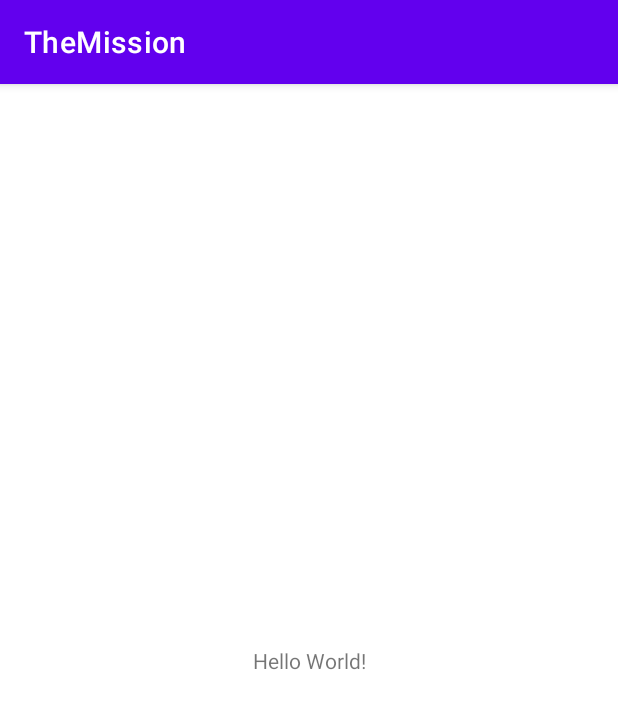
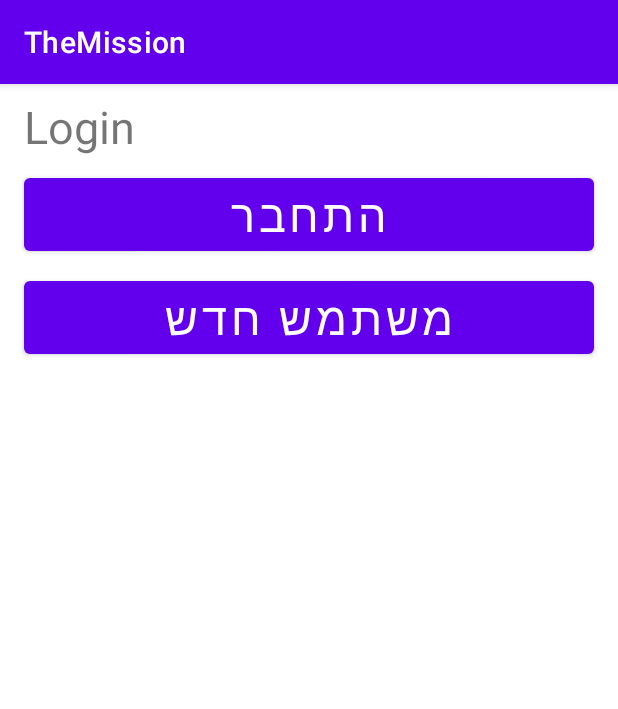
Before and after one commit to haim2604/TheMission, an Android app: the screen it shows after launch (MainActivity), on a phone screen of 412 x 824 dp. Shown: the top 709 px of the screen. Run offline under Robolectric (Android 15) with nearby library versions, the phone set to English and light mode, and no system bars.

Commit message:
add map navigation

```diff
--- a/app/build.gradle
+++ b/app/build.gradle
@@ -34,6 +34,12 @@ dependencies {
     implementation 'androidx.appcompat:appcompat:1.2.0'
     implementation 'com.google.android.material:material:1.2.1'
     implementation 'androidx.constraintlayout:constraintlayout:2.0.4'
+    implementation 'androidx.navigation:navigation-fragment:2.3.2'
+    implementation 'androidx.navigation:navigation-ui:2.3.2'
+    implementation 'androidx.annotation:annotation:1.1.0'
+    implementation 'androidx.lifecycle:lifecycle-livedata-ktx:2.2.0'
+    implementation 'androidx.lifecycle:lifecycle-viewmodel-ktx:2.2.0'
+    implementation 'androidx.legacy:legacy-support-v4:1.0.0'
     testImplementation 'junit:junit:4.+'
     androidTestImplementation 'androidx.test.ext:junit:1.1.2'
     androidTestImplementation 'androidx.test.espresso:espresso-core:3.3.0'
--- /dev/null
+++ b/app/src/main/java/com/ikarosoft/themission/LoginFragment.java
@@ -0,0 +1,64 @@
+package com.ikarosoft.themission;
+
+import android.os.Bundle;
+
+import androidx.fragment.app.Fragment;
+
+import android.view.LayoutInflater;
+import android.view.View;
+import android.view.ViewGroup;
+
+/**
+ * A simple {@link Fragment} subclass.
+ * Use the {@link LoginFragment#newInstance} factory method to
+ * create an instance of this fragment.
+ */
+public class LoginFragment extends Fragment {
+
+    // TODO: Rename parameter arguments, choose names that match
+    // the fragment initialization parameters, e.g. ARG_ITEM_NUMBER
+    private static final String ARG_PARAM1 = "param1";
+    private static final String ARG_PARAM2 = "param2";
+
+    // TODO: Rename and change types of parameters
+    private String mParam1;
+    private String mParam2;
+
+    public LoginFragment() {
+        // Required empty public constructor
+    }
+
+    /**
+     * Use this factory method to create a new instance of
+     * this fragment using the provided parameters.
+     *
+     * @param param1 Parameter 1.
+     * @param param2 Parameter 2.
+     * @return A new instance of fragment LoginFragment.
+     */
+    // TODO: Rename and change types and number of parameters
+    public static LoginFragment newInstance(String param1, String param2) {
+        LoginFragment fragment = new LoginFragment();
+        Bundle args = new Bundle();
+        args.putString(ARG_PARAM1, param1);
+        args.putString(ARG_PARAM2, param2);
+        fragment.setArguments(args);
+        return fragment;
+    }
+
+    @Override
+    public void onCreate(Bundle savedInstanceState) {
+        super.onCreate(savedInstanceState);
+        if (getArguments() != null) {
+            mParam1 = getArguments().getString(ARG_PARAM1);
+            mParam2 = getArguments().getString(ARG_PARAM2);
+        }
+    }
+
+    @Override
+    public View onCreateView(LayoutInflater inflater, ViewGroup container,
+                             Bundle savedInstanceState) {
+        // Inflate the layout for this fragment
+        return inflater.inflate(R.layout.fragment_login, container, false);
+    }
+}
--- a/app/src/main/res/layout/activity_main.xml
+++ b/app/src/main/res/layout/activity_main.xml
@@ -6,13 +6,11 @@
     android:layout_height="match_parent"
     tools:context=".MainActivity">
 
-    <TextView
-        android:layout_width="wrap_content"
-        android:layout_height="wrap_content"
-        android:text="Hello World!"
-        app:layout_constraintBottom_toBottomOf="parent"
-        app:layout_constraintLeft_toLeftOf="parent"
-        app:layout_constraintRight_toRightOf="parent"
-        app:layout_constraintTop_toTopOf="parent" />
-
+    <fragment
+        android:id="@+id/fragment"
+        android:name="androidx.navigation.fragment.NavHostFragment"
+        android:layout_width="match_parent"
+        android:layout_height="match_parent"
+        app:defaultNavHost="true"
+        app:navGraph="@navigation/nav_graph" />
 </androidx.constraintlayout.widget.ConstraintLayout>
--- /dev/null
+++ b/app/src/main/res/layout/fragment_login.xml
@@ -0,0 +1,51 @@
+<?xml version="1.0" encoding="utf-8"?>
+<androidx.constraintlayout.widget.ConstraintLayout xmlns:android="http://schemas.android.com/apk/res/android"
+    xmlns:app="http://schemas.android.com/apk/res-auto"
+    xmlns:tools="http://schemas.android.com/tools"
+    android:layout_width="match_parent"
+    android:layout_height="match_parent"
+    tools:context=".LoginFragment">
+
+    <!-- TODO: Update blank fragment layout -->
+    <TextView
+        android:id="@+id/textView"
+        android:layout_width="0dp"
+        android:layout_height="wrap_content"
+        android:layout_marginStart="16dp"
+        android:layout_marginTop="8dp"
+        android:layout_marginEnd="16dp"
+        android:text="Login"
+        android:textSize="30sp"
+        app:layout_constraintEnd_toEndOf="parent"
+        app:layout_constraintStart_toStartOf="parent"
+        app:layout_constraintTop_toTopOf="parent" />
+
+    <Button
+        android:id="@+id/login_btn_connect"
+        android:layout_width="0dp"
+        android:layout_height="wrap_content"
+        android:layout_marginStart="16dp"
+        android:layout_marginTop="8dp"
+        android:layout_marginEnd="16dp"
+        android:text="התחבר"
+        android:textSize="30sp"
+        app:layout_constraintEnd_toEndOf="parent"
+        app:layout_constraintStart_toStartOf="parent"
+        app:layout_constraintTop_toBottomOf="@+id/textView" />
+
+
+    <Button
+        android:id="@+id/login_btn_new"
+        android:layout_width="0dp"
+        android:layout_height="wrap_content"
+        android:layout_marginStart="16dp"
+        android:layout_marginTop="8dp"
+        android:layout_marginEnd="16dp"
+        android:text="משתמש חדש"
+        android:textSize="30sp"
+        app:layout_constraintEnd_toEndOf="parent"
+        app:layout_constraintHorizontal_bias="1.0"
+        app:layout_constraintStart_toStartOf="parent"
+        app:layout_constraintTop_toBottomOf="@+id/login_btn_connect" />
+
+</androidx.constraintlayout.widget.ConstraintLayout>
--- /dev/null
+++ b/app/src/main/res/navigation/nav_graph.xml
@@ -0,0 +1,44 @@
+<?xml version="1.0" encoding="utf-8"?>
+<navigation xmlns:android="http://schemas.android.com/apk/res/android"
+    xmlns:app="http://schemas.android.com/apk/res-auto"
+    xmlns:tools="http://schemas.android.com/tools"
+    android:id="@+id/nav_graph"
+    app:startDestination="@id/loginFragment">
+
+
+    <fragment
+        android:id="@+id/loginFragment"
+        android:name="com.ikarosoft.themission.LoginFragment"
+        android:label="fragment_login"
+        tools:layout="@layout/fragment_login" />
+    <fragment
+        android:id="@+id/newUserFragment"
+        android:name="com.ikarosoft.themission.NewUserFragment"
+        android:label="fragment_new_user"
+        tools:layout="@layout/fragment_new_user" />
+    <fragment
+        android:id="@+id/allMissionFragment"
+        android:name="com.ikarosoft.themission.AllMissionFragment"
+        android:label="fragment_all_mission"
+        tools:layout="@layout/fragment_all_mission" />
+    <fragment
+        android:id="@+id/perframTaskFragment"
+        android:name="com.ikarosoft.themission.PerframTaskFragment"
+        android:label="fragment_perfram_task"
+        tools:layout="@layout/fragment_perfram_task" />
+    <fragment
+        android:id="@+id/newMissionFragment"
+        android:name="com.ikarosoft.themission.NewMissionFragment"
+        android:label="fragment_new_mission"
+        tools:layout="@layout/fragment_new_mission" />
+    <fragment
+        android:id="@+id/allProjectsFragment"
+        android:name="com.ikarosoft.themission.AllProjectsFragment"
+        android:label="fragment_all_projects"
+        tools:layout="@layout/fragment_all_projects" />
+    <fragment
+        android:id="@+id/newProjectFragment"
+        android:name="com.ikarosoft.themission.NewProjectFragment"
+        android:label="fragment_new_project"
+        tools:layout="@layout/fragment_new_project" />
+</navigation>
--- a/app/src/main/res/values/strings.xml
+++ b/app/src/main/res/values/strings.xml
@@ -1,3 +1,5 @@
 <resources>
     <string name="app_name">TheMission</string>
+    <!-- TODO: Remove or change this placeholder text -->
+    <string name="hello_blank_fragment">Hello blank fragment</string>
 </resources>
```
Also changed, not shown: app/src/main/java/com/ikarosoft/themission/AllMissionFragment.java (added, +64 -0 lines), app/src/main/java/com/ikarosoft/themission/AllProjectsFragment.java (added, +64 -0 lines), app/src/main/java/com/ikarosoft/themission/NewMissionFragment.java (added, +64 -0 lines), app/src/main/java/com/ikarosoft/themission/NewProjectFragment.java (added, +64 -0 lines), app/src/main/java/com/ikarosoft/themission/NewUserFragment.java (added, +64 -0 lines), app/src/main/java/com/ikarosoft/themission/PerframTaskFragment.java (added, +64 -0 lines), app/src/main/res/layout/fragment_all_mission.xml (added, +20 -0 lines), app/src/main/res/layout/fragment_all_projects.xml (added, +20 -0 lines), app/src/main/res/layout/fragment_new_mission.xml (added, +20 -0 lines), app/src/main/res/layout/fragment_new_project.xml (added, +20 -0 lines), app/src/main/res/layout/fragment_new_user.xml (added, +20 -0 lines), app/src/main/res/layout/fragment_perfram_task.xml (added, +20 -0 lines).
